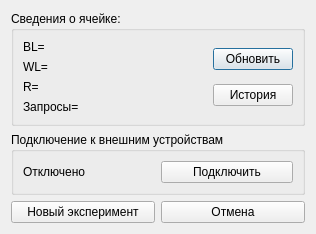
Old version of the form gui/uies/cell_info.ui in the repository neurocomputer/MemriBoard.
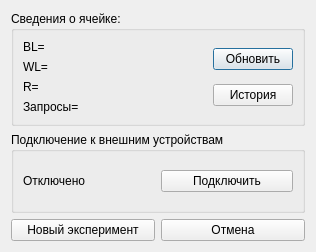
New version of the form.

The edit to the form file:
```diff
--- a/gui/uies/cell_info.ui
+++ b/gui/uies/cell_info.ui
@@ -7,7 +7,7 @@
     <x>0</x>
     <y>0</y>
     <width>316</width>
-    <height>230</height>
+    <height>252</height>
    </rect>
   </property>
   <property name="sizePolicy">
```
